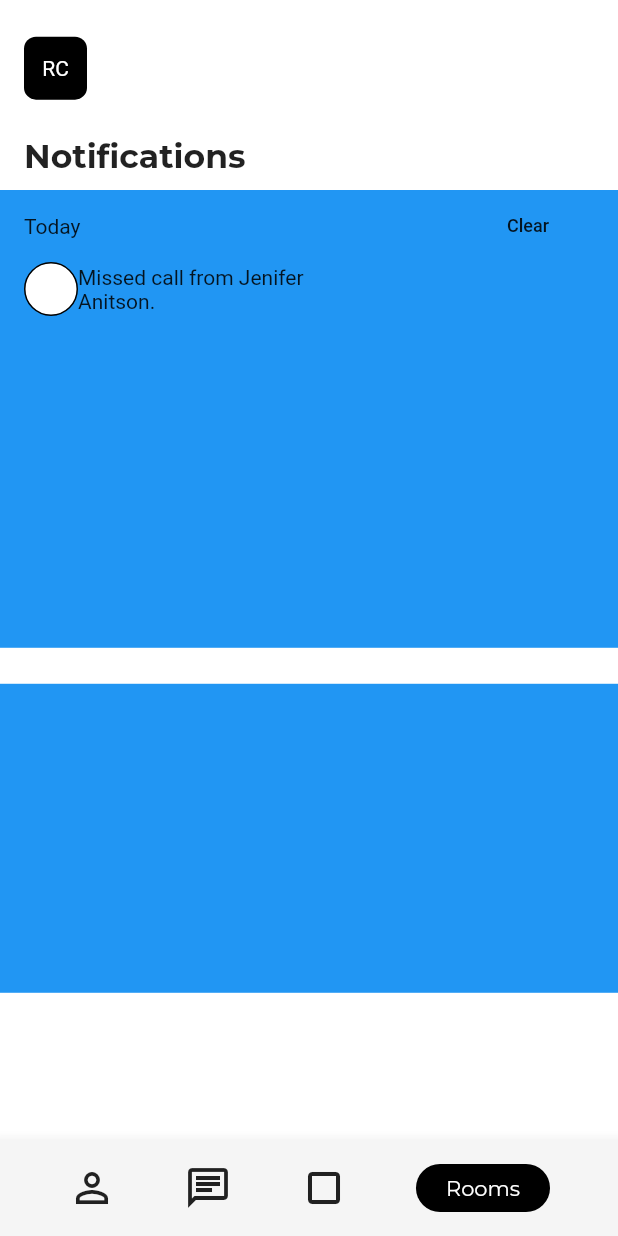
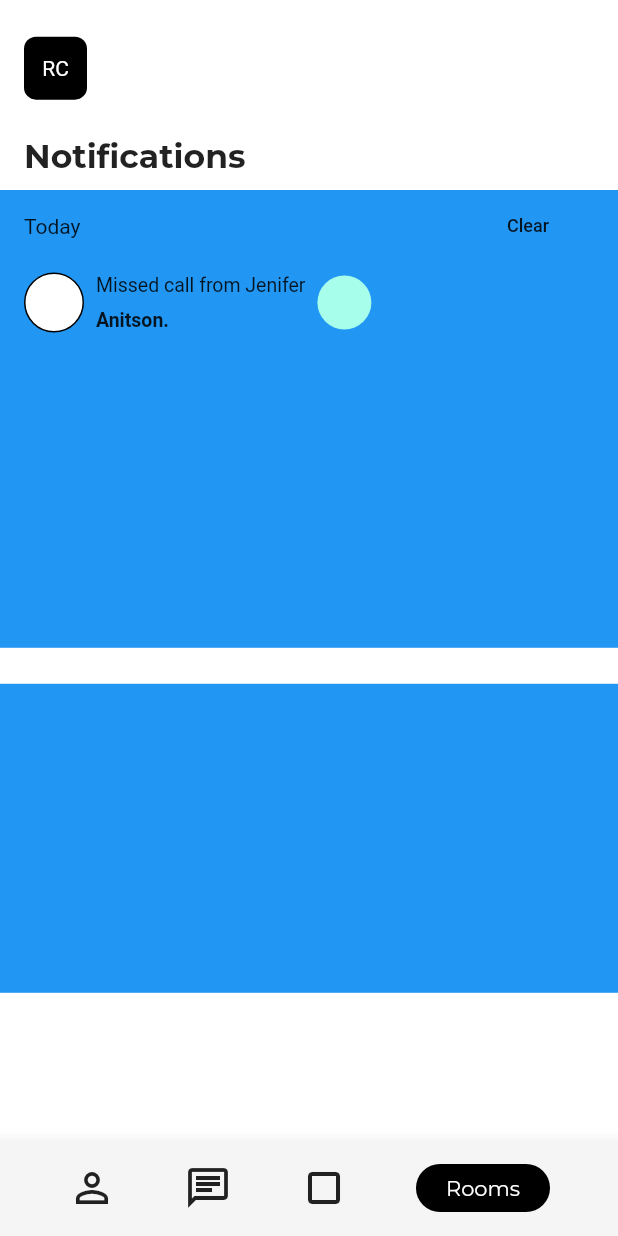
Before and after one commit to JAICHANGPARK/flutter_notebook_8th_story, a Flutter app: the SocialHomePage screen opened by its route, on a phone screen of 412 x 824 dp. Run offline on Flutter 3.47's test engine with Material 2 defaults, Android fonts, the phone set to English and light mode, and no system bars; our stand-ins replace badges, flutter_hooks, google_fonts, hooks_riverpod, state_notifier.

Commit message:
Update social_home_page.dart

```diff
--- a/lib/ep588_social_app/social_home_page.dart
+++ b/lib/ep588_social_app/social_home_page.dart
@@ -40,11 +40,12 @@ class _SocialHomePageState extends State<SocialHomePage> {
                           )
                         ],
                       ),
-                      SizedBox(height: 8,),
+                      SizedBox(
+                        height: 8,
+                      ),
                       Text(
                         "Notifications",
-                        style: GoogleFonts.montserrat(fontWeight: FontWeight.bold,
-                        fontSize: 22),
+                        style: GoogleFonts.montserrat(fontWeight: FontWeight.bold, fontSize: 22),
                       )
                     ],
                   ),
@@ -66,38 +67,65 @@ class _SocialHomePageState extends State<SocialHomePage> {
                             mainAxisAlignment: MainAxisAlignment.spaceBetween,
                             children: [
                               Text("Today"),
-                              FlatButton(onPressed: (){}, child: Text("Clear", style: TextStyle(fontSize: 12),))
+                              FlatButton(
+                                  onPressed: () {},
+                                  child: Text(
+                                    "Clear",
+                                    style: TextStyle(fontSize: 12),
+                                  ))
                             ],
                           ),
                           Row(
                             children: [
                               Container(
+                                height: 40,
+                                width: 40,
+                                decoration: BoxDecoration(
+                                    color: Colors.white,
+                                    shape: BoxShape.circle,
+                                    border: Border.all(color: Colors.black)),
+                              ),
+                              Padding(
+                                padding: const EdgeInsets.all(8.0),
+                                child: Column(
+                                  crossAxisAlignment: CrossAxisAlignment.start,
+                                  children: [
+                                    Text(
+                                      "Missed call from Jenifer",
+                                      style: TextStyle(fontSize: 13),
+                                    ),
+                                    SizedBox(
+                                      height: 8,
+                                    ),
+                                    Text(
+                                      "Anitson.",
+                                      style: TextStyle(
+                                        fontSize: 13,
+                                        fontWeight: FontWeight.bold,
+                                      ),
+                                    )
+                                  ],
+                                ),
+                              ),
+                              Container(
                                 height: 36,
                                 width: 36,
                                 decoration: BoxDecoration(
-                                  color: Colors.white,
+                                  color: Colors.tealAccent[100],
                                   shape: BoxShape.circle,
-                                  border: Border.all(color: Colors.black)
                                 ),
-                              ),
-                              Column(
-                                crossAxisAlignment: CrossAxisAlignment.start,
-                                children: [
-                                  Text("Missed call from Jenifer"),
-                                  Text("Anitson.")
-                                ],
                               )
                             ],
                           )
                         ],
                       ),
                     ),
-                    SizedBox(height: 24,),
+                    SizedBox(
+                      height: 24,
+                    ),
                     Container(
                       height: MediaQuery.of(context).size.height / 4,
-                      decoration: BoxDecoration(
-                          color: Colors.blue
-                      ),
+                      decoration: BoxDecoration(color: Colors.blue),
                     )
                   ],
                 ),
```
